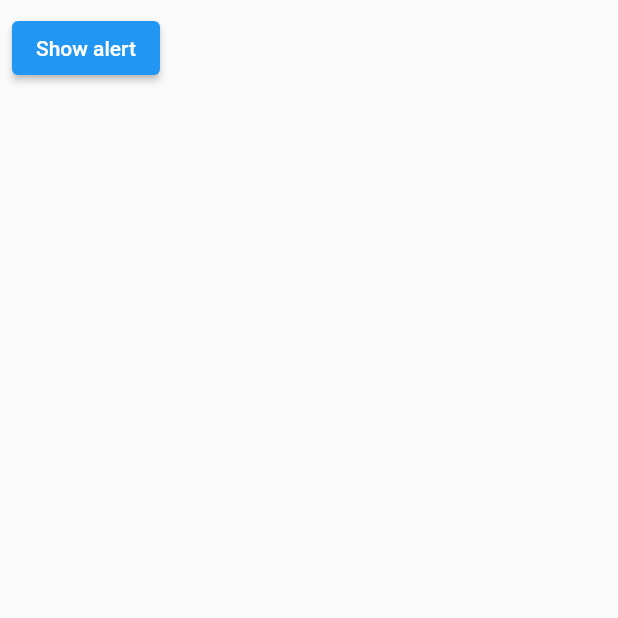
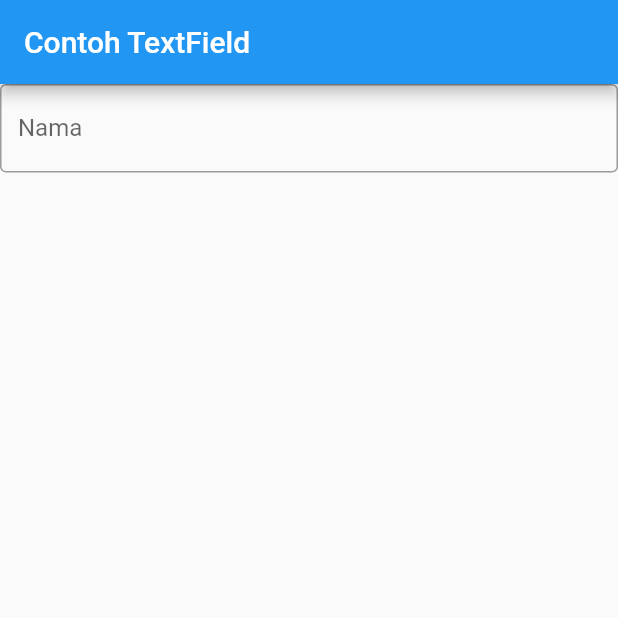
Before and after one commit to ferdyfebriyanto/flutter-fundamental-part1, a Flutter app: the screen it shows after launch, on a phone screen of 412 x 824 dp, the top half of it. Run offline on Flutter 3.47's test engine with Material 2 defaults, Android fonts, the phone set to English and light mode, and no system bars.

Commit message:
tambah Input dan Selection Widget

```diff
--- /dev/null
+++ b/lib/basic_widgets/text_field.dart
@@ -0,0 +1,23 @@
+import 'package:flutter/material.dart';
+
+class MyTextField extends StatelessWidget {
+  const MyTextField({Key? key}) : super(key: key);
+
+  @override
+  Widget build(BuildContext context) {
+    return MaterialApp(
+      home: Scaffold(
+        appBar: AppBar(
+          title: const Text("Contoh TextField"),
+        ),
+        body: const TextField(
+          obscureText: false,
+          decoration: InputDecoration(
+            border: OutlineInputBorder(),
+            labelText: 'Nama',
+          ),
+        ),
+      ),
+    );
+  }
+}
--- a/lib/main.dart
+++ b/lib/main.dart
@@ -3,6 +3,7 @@ import 'package:flutter/material.dart';
 import 'package:hello_world/basic_widgets/fab_widget.dart';
 import 'package:hello_world/basic_widgets/image_widget.dart';
 import 'package:hello_world/basic_widgets/loading_cupertino.dart';
+import 'package:hello_world/basic_widgets/text_field.dart';
 import 'package:hello_world/basic_widgets/text_widget.dart';
 
 void main() {
@@ -16,52 +17,8 @@ class MyApp extends StatelessWidget {
   Widget build(BuildContext context) {
     return const MaterialApp(
       home: Scaffold(
-        body: MyLayout(),
+        body: MyTextField(),
       ),
     );
   }
 }
-
-class MyLayout extends StatelessWidget {
-  const MyLayout({Key? key}) : super(key: key);
-
-  @override
-  Widget build(BuildContext context) {
-    return Padding(
-      padding: const EdgeInsets.all(8.0),
-      child: ElevatedButton(
-        child: const Text('Show alert'),
-        onPressed: () {
-          showAlertDialog(context);
-        },
-      ),
-    );
-  }
-}
-
-showAlertDialog(BuildContext context) {
-  // set up the button
-  Widget okButton = TextButton(
-    child: const Text("OK"),
-    onPressed: () {
-      Navigator.pop(context);
-    },
-  );
-
-  // set up the AlertDialog
-  AlertDialog alert = AlertDialog(
-    title: const Text("My title"),
-    content: const Text("This is my message."),
-    actions: [
-      okButton,
-    ],
-  );
-
-  // show the dialog
-  showDialog(
-    context: context,
-    builder: (BuildContext context) {
-      return alert;
-    },
-  );
-}
```
Also changed, not shown: images/09.png (added), 1 other file.
